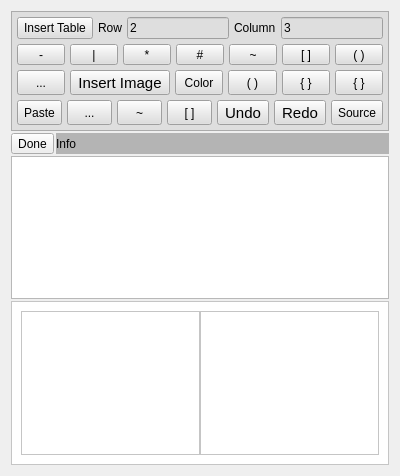
Before: the Qt Designer form src/dlgMemos.ui in ic005k/Knot-Legacy, drawn with Qt 5.
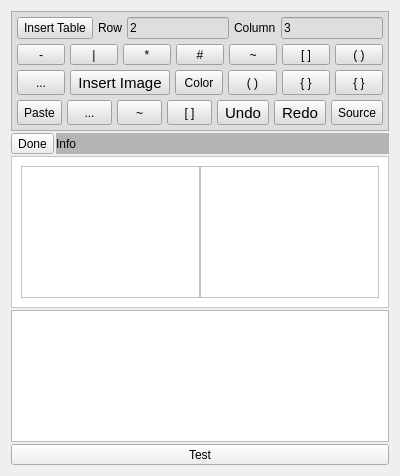
After: the same form once the commit is applied. Icons and pictures are not drawn.

Diff of the .ui file:
```diff
--- a/src/dlgMemos.ui
+++ b/src/dlgMemos.ui
@@ -639,9 +639,6 @@
      </item>
     </layout>
    </item>
-   <item>
-    <widget class="QTextEdit" name="textEdit"/>
-   </item>
    <item>
     <widget class="QFrame" name="frameEdit">
      <property name="minimumSize">
@@ -684,6 +681,22 @@
      </layout>
     </widget>
    </item>
+   <item>
+    <widget class="QTextEdit" name="textEdit"/>
+   </item>
+   <item>
+    <widget class="QToolButton" name="btnTest">
+     <property name="sizePolicy">
+      <sizepolicy hsizetype="Preferred" vsizetype="Fixed">
+       <horstretch>0</horstretch>
+       <verstretch>0</verstretch>
+      </sizepolicy>
+     </property>
+     <property name="text">
+      <string>Test</string>
+     </property>
+    </widget>
+   </item>
   </layout>
  </widget>
  <resources>
```
